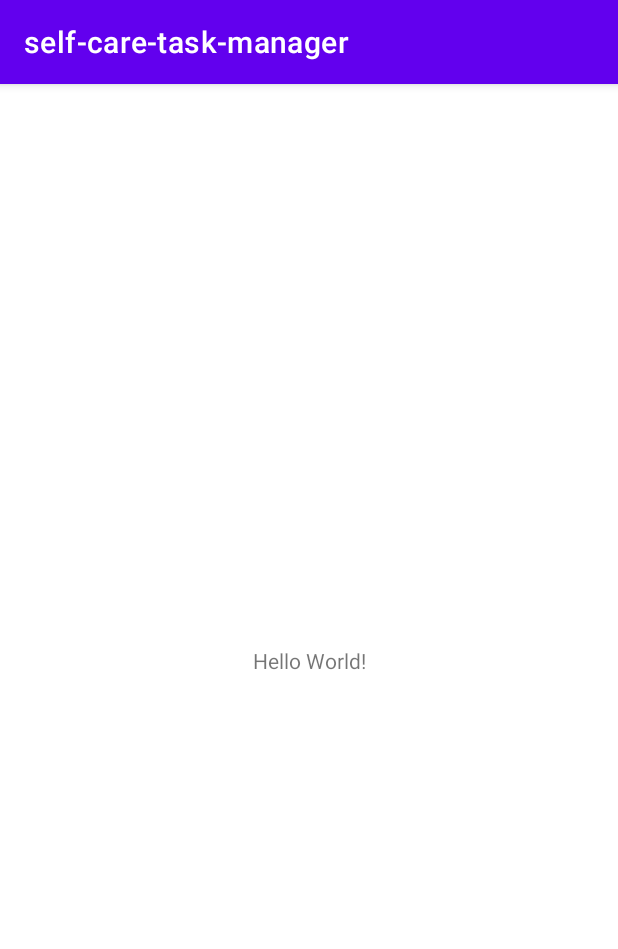
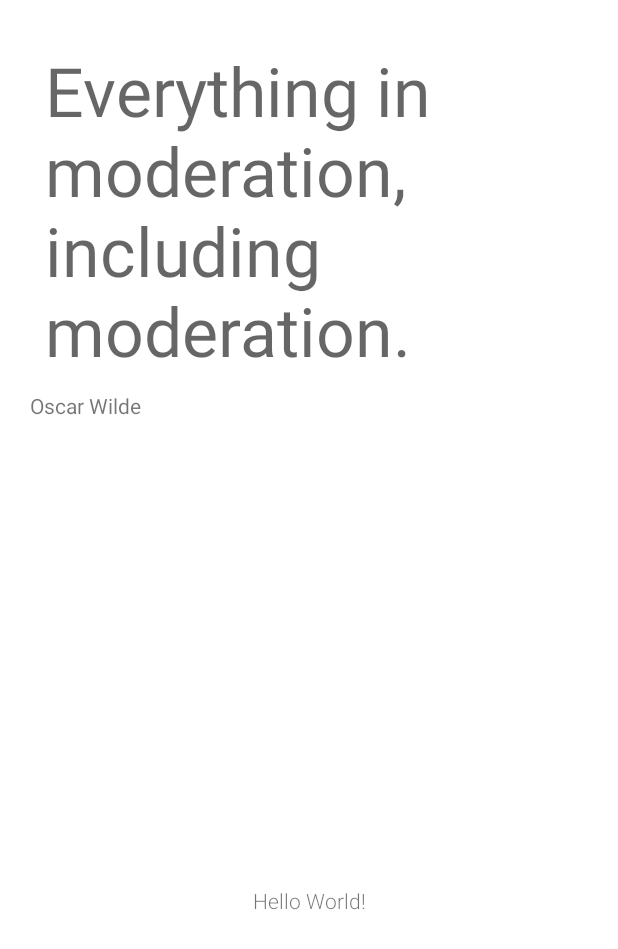
Before and after one commit to iamsad5566/self-care-task-manager, an Android app: the screen it shows after launch (MainActivity), on a phone screen of 412 x 824 dp. Shown: the top 949 px of the screen. Run offline under Robolectric (Android 15) with nearby library versions, the phone set to English and light mode, and no system bars.

```diff
--- a/app/src/main/res/layout/activity_main.xml
+++ b/app/src/main/res/layout/activity_main.xml
@@ -6,6 +6,34 @@
         android:layout_width="match_parent"
         android:layout_height="match_parent"
         tools:context=".MainActivity">
+
+    <LinearLayout
+            android:id="@+id/cardContainer"
+            android:layout_width="match_parent"
+            android:layout_height="300dp"
+            android:layout_margin="20dp"
+            android:orientation="vertical"
+            tools:layout_editor_absoluteX="0dp" app:layout_constraintTop_toTopOf="parent">
+        <TextView
+                android:id="@+id/mottoContent"
+                android:layout_width="match_parent"
+                android:layout_height="wrap_content"
+                android:layout_margin="10dp"
+                app:layout_constraintLeft_toLeftOf="parent"
+                app:layout_constraintRight_toRightOf="parent"
+
+                android:text="Everything in moderation, including moderation."
+                style="@style/Widget.AppCompat.TextView"
+                android:textAppearance="@style/TextAppearance.AppCompat.Display2" tools:ignore="HardcodedText"/>
+        <TextView
+                android:id="@+id/mottoAuthor"
+                android:layout_width="wrap_content"
+                android:layout_height="wrap_content"
+                app:layout_constraintLeft_toLeftOf="parent"
+                app:layout_constraintRight_toRightOf="parent"
+                android:text="Oscar Wilde"
+                app:layout_constrainTop_toTopOf="@+id/mottoContent" tools:ignore="HardcodedText"/>
+    </LinearLayout>
     <TextView
             android:layout_width="wrap_content"
             android:layout_height="wrap_content"
@@ -13,6 +41,7 @@
             app:layout_constraintBottom_toBottomOf="parent"
             app:layout_constraintLeft_toLeftOf="parent"
             app:layout_constraintRight_toRightOf="parent"
-            app:layout_constraintTop_toTopOf="parent"/>
+            app:layout_constraintTop_toTopOf="@+id/cardContainer" android:layout_marginTop="356dp"
+            app:fontFamily="sans-serif-light"/>
 
 </androidx.constraintlayout.widget.ConstraintLayout>
--- a/app/src/main/res/values/themes.xml
+++ b/app/src/main/res/values/themes.xml
@@ -1,6 +1,6 @@
 <resources xmlns:tools="http://schemas.android.com/tools">
     <!-- Base application theme. -->
-    <style name="Theme.Selfcaretaskmanager" parent="Theme.MaterialComponents.DayNight.DarkActionBar">
+    <style name="Theme.Selfcaretaskmanager" parent="Theme.MaterialComponents.DayNight.NoActionBar">
         <!-- Primary brand color. -->
         <item name="colorPrimary">@color/purple_500</item>
         <item name="colorPrimaryVariant">@color/purple_700</item>
```
